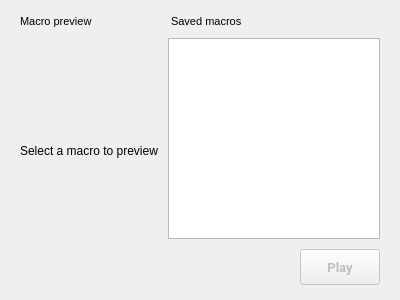
This is android/android-emu/android/skin/qt/extended-pages/record-macro-page.ui in aosp-mirror/platform_external_qemu as Qt 5 draws it before an edit. The edited form follows.
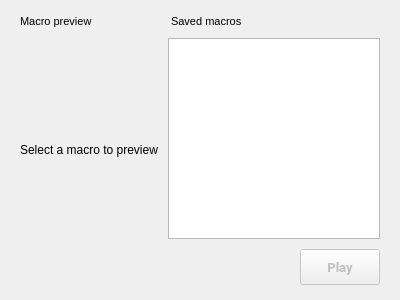
This is the edited form. Icons and pictures are not drawn. Custom widgets are drawn as their Qt base class.

Commit message: MacroUI: Placing a background overlay.

What changed in the file:
```diff
--- a/android/android-emu/android/skin/qt/extended-pages/record-macro-page.ui
+++ b/android/android-emu/android/skin/qt/extended-pages/record-macro-page.ui
@@ -50,21 +50,32 @@
       </widget>
      </item>
      <item>
-      <spacer name="verticalSpacer_2">
-       <property name="orientation">
-        <enum>Qt::Vertical</enum>
+      <widget class="QWidget" name="backOverlay" native="true">
+       <property name="sizePolicy">
+        <sizepolicy hsizetype="Expanding" vsizetype="Expanding">
+         <horstretch>0</horstretch>
+         <verstretch>0</verstretch>
+        </sizepolicy>
        </property>
-       <property name="sizeType">
-        <enum>QSizePolicy::Fixed</enum>
+       <property name="ColorGroup" stdset="0">
+        <string>Overlay</string>
        </property>
-       <property name="sizeHint" stdset="0">
-        <size>
-         <width>20</width>
-         <height>1</height>
-        </size>
-       </property>
-      </spacer>
-     </item>
+       <layout class="QVBoxLayout" name="verticalLayout_5">
+        <property name="spacing">
+         <number>0</number>
+        </property>
+        <property name="leftMargin">
+         <number>0</number>
+        </property>
+        <property name="topMargin">
+         <number>0</number>
+        </property>
+        <property name="rightMargin">
+         <number>0</number>
+        </property>
+        <property name="bottomMargin">
+         <number>0</number>
+        </property>
      <item>
       <widget class="android::videoplayer::VideoPlayerWidget" name="videoWidget" native="true">
        <property name="sizePolicy">
@@ -114,7 +125,7 @@
             <number>0</number>
            </property>
            <item>
-            <spacer name="verticalSpacer">
+               <spacer name="verticalSpacer_3">
              <property name="orientation">
               <enum>Qt::Vertical</enum>
              </property>
@@ -144,7 +155,7 @@
             </widget>
            </item>
            <item>
-            <spacer name="verticalSpacer_2">
+               <spacer name="verticalSpacer_4">
              <property name="orientation">
               <enum>Qt::Vertical</enum>
              </property>
@@ -161,6 +172,25 @@
         </item>
        </layout>
       </widget>
+        </item>
+       </layout>
+      </widget>
+     </item>
+     <item>
+      <spacer name="verticalSpacer_2">
+       <property name="orientation">
+        <enum>Qt::Vertical</enum>
+       </property>
+       <property name="sizeType">
+        <enum>QSizePolicy::Fixed</enum>
+       </property>
+       <property name="sizeHint" stdset="0">
+        <size>
+         <width>20</width>
+         <height>1</height>
+        </size>
+       </property>
+      </spacer>
      </item>
      <item>
       <spacer name="verticalSpacer">
```
Lines whose indentation alone changed are shown as unchanged.
